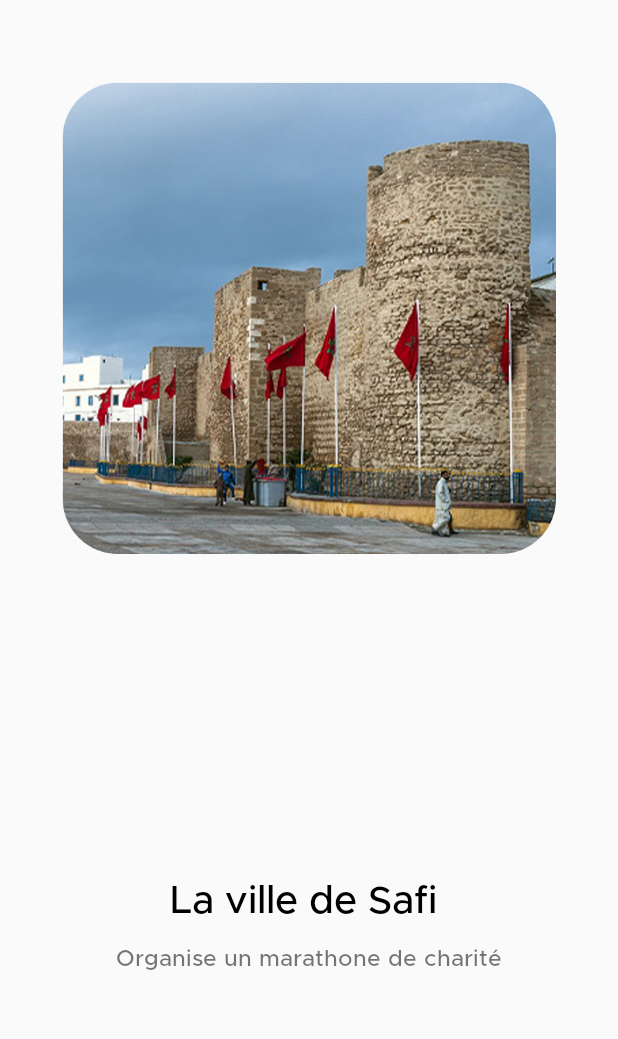
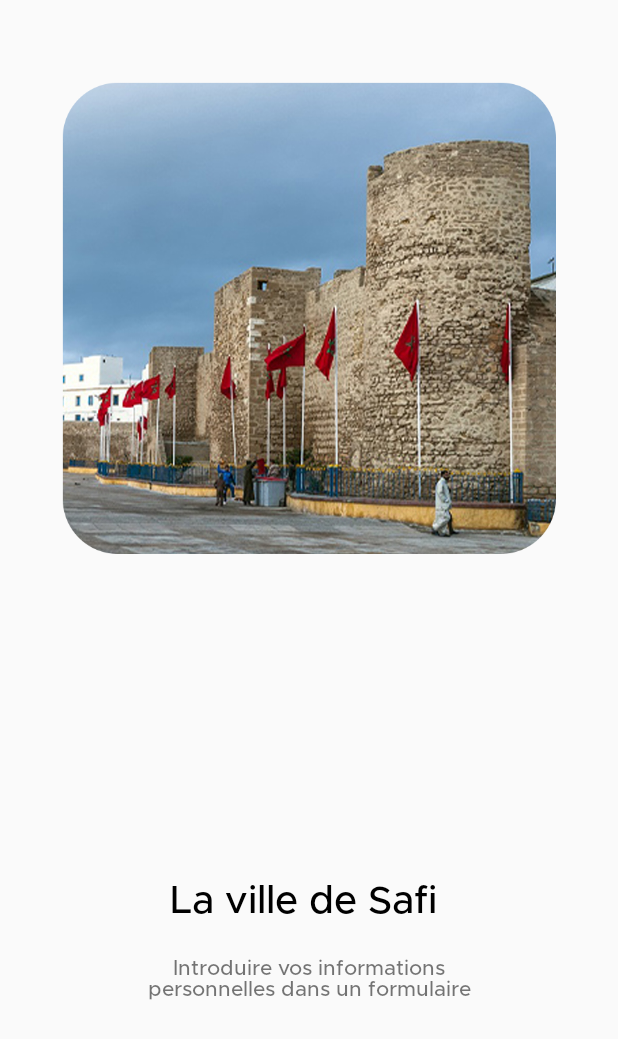
Before and after one commit to ouchad97/ANDROID-MOBILE-marathonSAFI, an Android app: the layout slide_layout.xml on its own in the app's theme, with its tools: preview values and no code run, on a phone screen of 412 x 824 dp. Shown: the top 1039 px of the screen. Run offline under Robolectric (Android 15) with nearby library versions, the phone set to English and light mode, and no system bars.

Commit message:
Home page done ^^

```diff
--- a/app/src/main/res/layout/slide_layout.xml
+++ b/app/src/main/res/layout/slide_layout.xml
@@ -19,16 +19,17 @@
 
     <TextView
         android:id="@+id/slide_desc"
-        android:layout_width="wrap_content"
+        android:layout_width="400dp"
         android:layout_height="wrap_content"
         android:layout_alignParentBottom="true"
         android:layout_centerHorizontal="true"
         android:layout_marginStart="73dp"
         android:layout_marginEnd="72dp"
-        android:layout_marginBottom="175dp"
+        android:layout_marginBottom="156dp"
         android:fontFamily="@font/metropolis_medium"
-        android:text="Organise un marathone de charité"
-        android:textSize="15sp" />
+        android:gravity="center"
+        android:text="Introduire vos informations personnelles dans un formulaire"
+        android:textSize="14sp" />
 
     <TextView
         android:id="@+id/slide_heading"
@@ -40,5 +41,7 @@
         android:fontFamily="@font/metropolis_medium"
         android:text="La ville de Safi "
         android:textColor="@color/black"
-        android:textSize="26sp" />
+        android:textSize="26sp"
+        android:gravity="center"
+        />
 </RelativeLayout>
```
Also changed, not shown: app/src/main/java/com/mobile/basicapp/SliderAdapter.java (+6 -6 lines).
